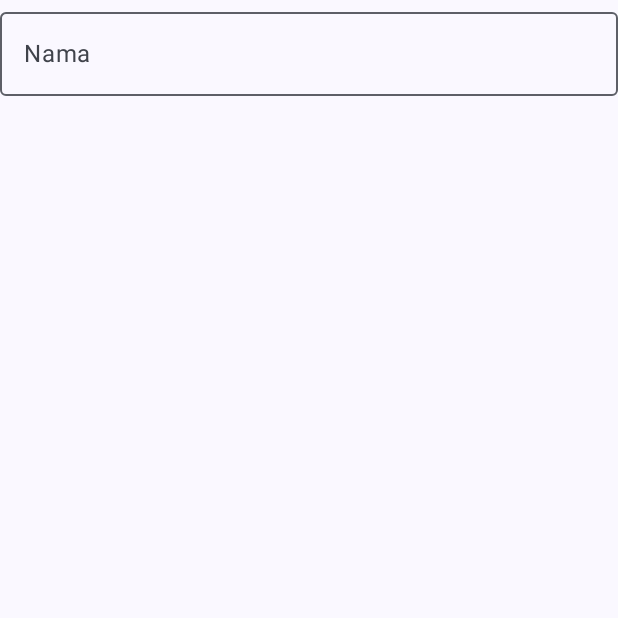
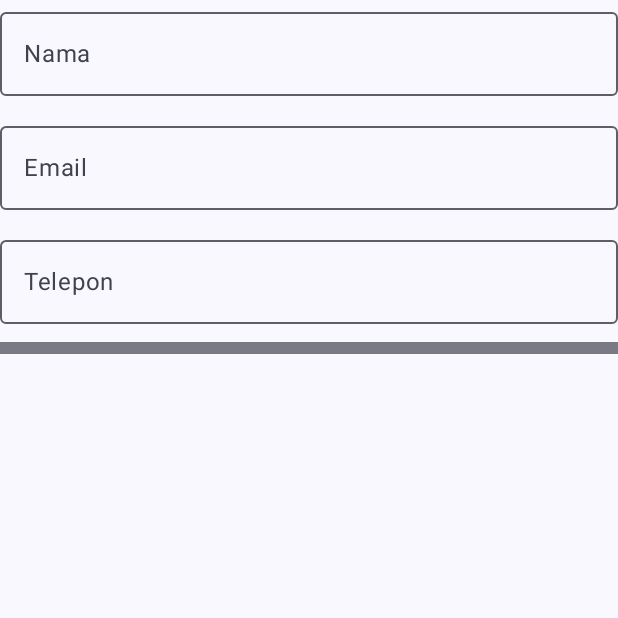
Before and after one commit to Rofi24/100_RestAPI, an Android app built with Jetpack Compose: the composable FormInputSiswa shown on its own in the app's theme, on a phone screen of 412 x 824 dp, the top half of it. Run offline under Robolectric (Android 15) with nearby library versions, the phone set to English and light mode, and no system bars.

Commit message:
Menambahkan OutlinedTextField untuk input "Email" dan "Telepon" dalam Column

```diff
--- a/app/src/main/java/com/example/consumerestapi/ui/home/screen/InsertScreen.kt
+++ b/app/src/main/java/com/example/consumerestapi/ui/home/screen/InsertScreen.kt
@@ -3,11 +3,15 @@ package com.example.consumerestapi.ui.home.screen
 import androidx.compose.foundation.layout.Arrangement
 import androidx.compose.foundation.layout.Column
 import androidx.compose.foundation.layout.fillMaxWidth
+import androidx.compose.foundation.layout.padding
+import androidx.compose.foundation.text.KeyboardOptions
+import androidx.compose.material3.Divider
 import androidx.compose.material3.ExperimentalMaterial3Api
 import androidx.compose.material3.OutlinedTextField
 import androidx.compose.material3.Text
 import androidx.compose.runtime.Composable
 import androidx.compose.ui.Modifier
+import androidx.compose.ui.text.input.KeyboardType
 import androidx.compose.ui.unit.dp
 import com.example.consumerestapi.ui.home.viewmodel.InsertUiEvent
 
@@ -32,5 +36,29 @@ fun FormInputSiswa(
             modifier = Modifier.fillMaxWidth(),
             enabled = enabled
         )
+
+        OutlinedTextField(
+            value = insertUiEvent.alamat,
+            onValueChange ={onValueChange(insertUiEvent.copy(alamat = it))},
+            label = { Text("Email") },
+            singleLine = true,
+            modifier = Modifier.fillMaxWidth(),
+            enabled = enabled
+        )
+
+        OutlinedTextField(
+            value = insertUiEvent.nohp,
+            onValueChange ={onValueChange(insertUiEvent.copy(nohp = it))},
+            keyboardOptions = KeyboardOptions(keyboardType = KeyboardType.Number),
+            label = { Text("Telepon") },
+            singleLine = true,
+            modifier = Modifier.fillMaxWidth(),
+            enabled = enabled
+        )
+
+        Divider(
+            thickness = 8.dp,
+            modifier = Modifier.padding(bottom = 12.dp)
+        )
     }
 }
```
